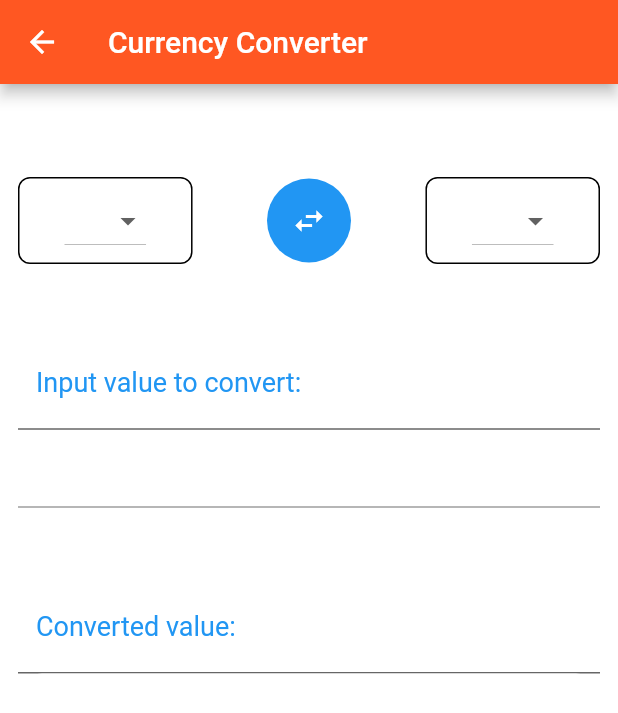
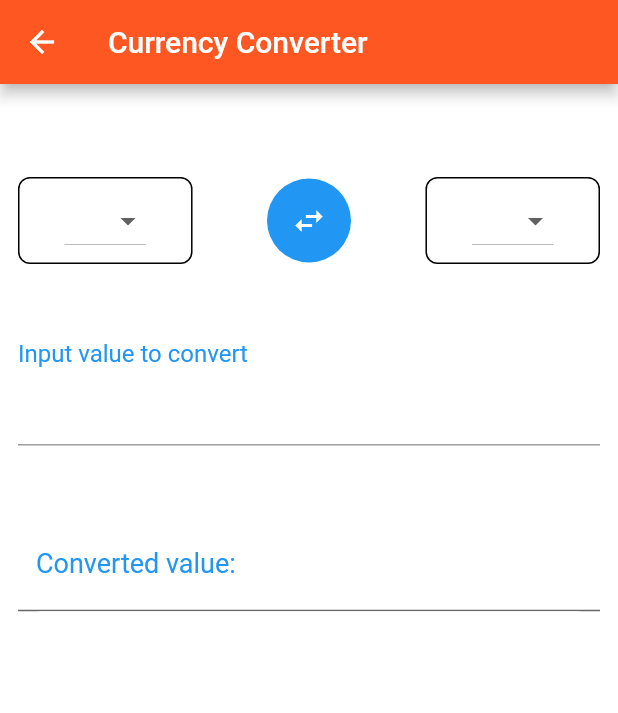
Before and after one commit to Nick-Student/StudyAbroad, a Flutter app: the Currency screen opened by its route, on a phone screen of 412 x 824 dp. Shown: the top 713 px of the screen. Run offline on Flutter 3.47's test engine with Material 2 defaults, Android fonts, the phone set to English and light mode, and no system bars; our stand-ins replace audioplayers, cloud_firestore, firebase_auth, firebase_core, firebase_database, firebase_storage and 4 more; missing offline and left inert: advance_pdf_viewer; accounts and stored records are empty; network calls fail.

Commit message:
This is what we will present at the final presentation. Good work guys.

```diff
--- a/lib/main.dart
+++ b/lib/main.dart
@@ -10,11 +10,13 @@ import 'package:flutter_project/screens/announcements.dart';
 import 'package:flutter_project/screens/phrases.dart';
 import 'package:flutter_project/screens/photos.dart';
 import 'package:flutter_project/screens/login.dart';
+import 'package:flutter_project/screens/help.dart';
 import 'package:flutter_project/services/auth.dart';
 import 'package:flutter_project/services/register.dart';
 import 'package:flutter_project/wrapper.dart';
 import 'package:provider/provider.dart';
 import 'models/user.dart';
+import 'services/database.dart';
 
 // This is the action that launches the application.
 void main() => runApp(MyApp());
@@ -29,6 +31,7 @@ class MyApp extends StatelessWidget {
           debugShowCheckedModeBanner: false,
         theme: ThemeData(
           primarySwatch: Colors.deepOrange,
+          //platform: TargetPlatform.iOS,
         ),
         home: Wrapper(), // This is the initial page that is shown when launched
         routes: {
@@ -43,6 +46,7 @@ class MyApp extends StatelessWidget {
           'currency' : (context) => Currency(),
           'login': (context) => Login(),
           'register': (context) => Register(),
+          'help': (context) => Help(),
         }
       ),
     );
--- a/lib/screens/announcements.dart
+++ b/lib/screens/announcements.dart
@@ -8,6 +8,8 @@ class Announcements extends StatefulWidget {
 }
 
 class _AnnouncementState extends State<Announcements> {
+
+
 
   Future getAnnouncements() async {
     var firestore = Firestore.instance;
@@ -38,11 +40,12 @@ class _AnnouncementState extends State<Announcements> {
                 separatorBuilder: (_, index) {
                     return Divider(
                       color: Colors.black,
-                      thickness: 0.5
+                      thickness: 1
                     );
                 });
               }
           }),
+
     );
   }
 }
--- a/lib/screens/authenticate.dart
+++ b/lib/screens/authenticate.dart
@@ -18,5 +18,6 @@ class _AuthenticateState extends State<Authenticate> {
   Widget build(BuildContext context) {
     return Container(
         child: Login(),
+    );
   }
 }
--- a/lib/screens/currency.dart
+++ b/lib/screens/currency.dart
@@ -73,17 +73,13 @@ class _CurrencyState extends State<Currency> {
                         ],
                       ),
                       SizedBox(height: 50.0),
-                      TextField(
-                        decoration: InputDecoration(
-                            filled: true,
-                            fillColor: Colors.white,
-                            labelText: "Input value to convert:",
-                            labelStyle: TextStyle(
-                              fontWeight: FontWeight.normal,
-                              fontSize: 18.0,
-                              color: secondaryColor,
-                            )
-                        )
+                      Text(
+                        'Input value to convert',
+                        style: TextStyle(
+                          color: secondaryColor,
+                          fontSize: 16.0
+                        ),
+
                       ),
                       TextField(
                         onSubmitted: (value) async {
--- a/lib/screens/home.dart
+++ b/lib/screens/home.dart
@@ -250,12 +250,12 @@ class _HomeState extends State<Home> {
                       announcement = latestAnnouncements.last,
                       style: TextStyle(
                           fontSize: 25,
-                          color: Colors.white,
+                          color: Colors.black87,
                           shadows: <Shadow>[
                           Shadow(
                           offset: Offset(1, 1),
                           blurRadius: 3.0,
-                          color: Color.fromARGB(255, 0, 0, 0),
+                          color: Color.fromARGB(255, 0, 0, 255),
                             ),
                           ]
                         )
--- a/lib/services/register.dart
+++ b/lib/services/register.dart
@@ -166,7 +166,8 @@ class _RegisterState extends State<Register> {
                                     setState(() => error = 'There was an error when attempting to make your profile');
                                     print(error);
                                   }
-                                  }
+                                  Navigator.pushReplacementNamed(context, 'login');
+                                }
                               },
                               padding: EdgeInsets.symmetric(vertical: 10,),
                               color: Colors.green,
```
Also changed, not shown: lib/screens/help.dart (renamed from lib/screens/schedule.dart, +5 -44 lines), lib/screens/login.dart (+22 -19 lines), lib/screens/map.dart (+8 -53 lines), lib/side_drawer.dart (+18 -1 lines), 1 other file.
